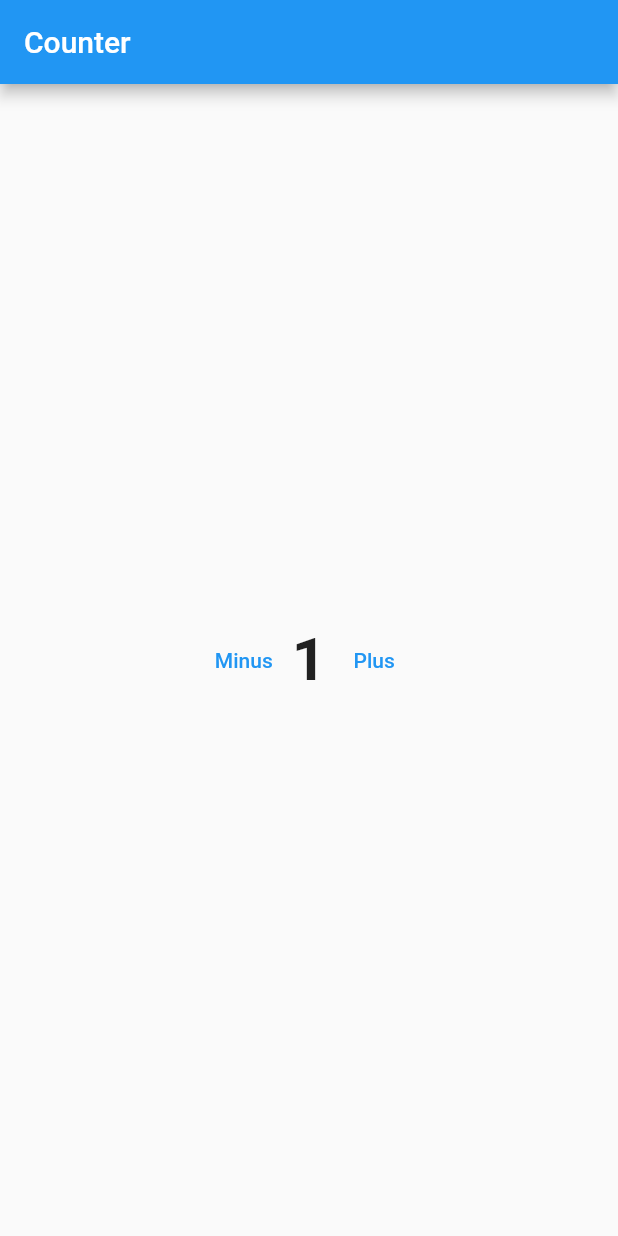
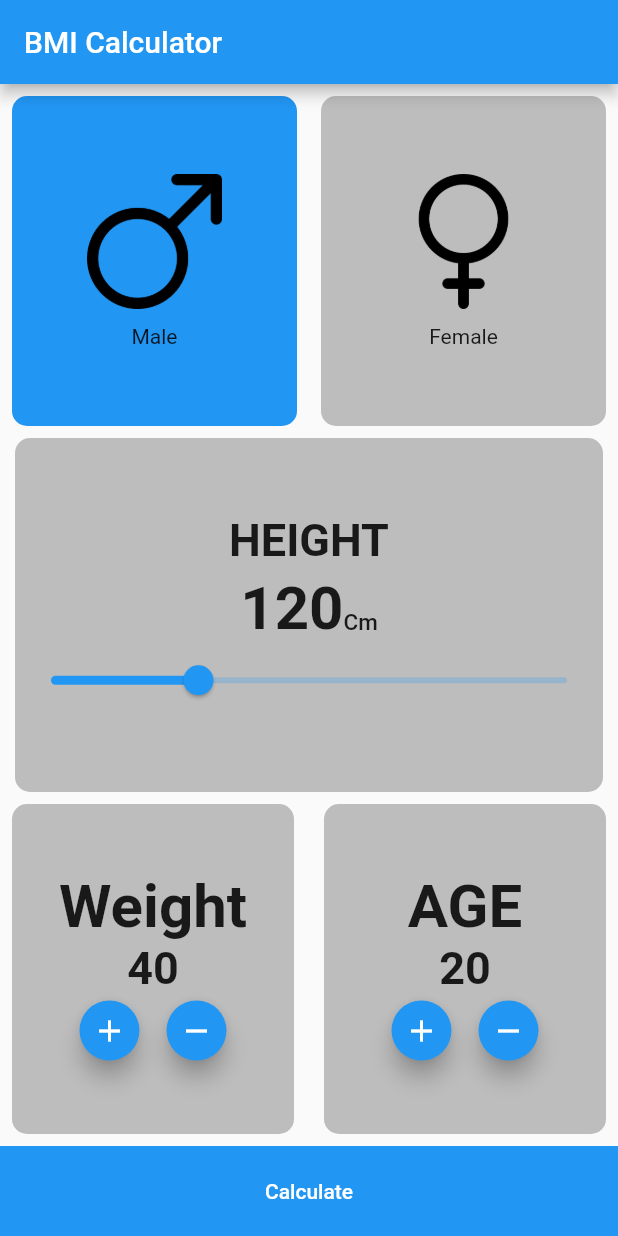
Before and after one commit to Eslamyounis34/FlutterDemo, a Flutter app: the screen it shows after launch, on a phone screen of 412 x 824 dp. Run offline on Flutter 3.47's test engine with Material 2 defaults, Android fonts, the phone set to English and light mode, and no system bars.

Commit message:
add BMI calculator screens

```diff
--- /dev/null
+++ b/lib/bmi_result_screen.dart
@@ -0,0 +1,41 @@
+import 'package:flutter/material.dart';
+
+class BMIResultScreen extends StatelessWidget {
+  final int age;
+  final double result;
+  final bool isMale;
+
+  BMIResultScreen({
+    required this.age,
+    required this.isMale,
+    required this.result,
+  });
+
+  @override
+  Widget build(BuildContext context) {
+    return Scaffold(
+      appBar: AppBar(
+        title: Text("BMI Result"),
+      ),
+      body: Center(
+        child: Column(
+          mainAxisAlignment: MainAxisAlignment.center,
+          children:  [
+            Text(
+              "Gender : ${ isMale ? 'Male' : 'Female'}",
+              style: TextStyle(fontSize: 25, fontWeight: FontWeight.bold),
+            ),
+            Text(
+              "Result : ${result.toInt()}",
+              style: TextStyle(fontSize: 25, fontWeight: FontWeight.bold),
+            ),
+            Text(
+              "Age : ${age}",
+              style: TextStyle(fontSize: 25, fontWeight: FontWeight.bold),
+            )
+          ],
+        ),
+      ),
+    );
+  }
+}
--- /dev/null
+++ b/lib/bmi_screen.dart
@@ -0,0 +1,271 @@
+import 'dart:math';
+
+import 'package:flutter/cupertino.dart';
+import 'package:flutter/material.dart';
+import 'package:helloworldfutter/bmi_result_screen.dart';
+
+class BmiCalculator extends StatefulWidget {
+  const BmiCalculator({Key? key}) : super(key: key);
+
+  @override
+  _BmiCalculatorState createState() => _BmiCalculatorState();
+}
+
+class _BmiCalculatorState extends State<BmiCalculator> {
+  bool isMale = true;
+  double height = 120.0;
+  int weight = 40;
+  int age = 20;
+
+  @override
+  Widget build(BuildContext context) {
+    return Scaffold(
+      appBar: AppBar(title: Text("BMI Calculator")),
+      body: Column(
+        children: [
+          Expanded(
+            child: Row(
+              children: [
+                Expanded(
+                  child: Padding(
+                    padding: const EdgeInsets.all(8.0),
+                    child: GestureDetector(
+                      onTap: () {
+                        setState(() {
+                          isMale = true;
+                        });
+                      },
+                      child: Container(
+                        decoration: BoxDecoration(
+                            borderRadius: BorderRadius.circular(10),
+                            color: isMale ? Colors.blue : Colors.grey[400]),
+                        child: Column(
+                          mainAxisAlignment: MainAxisAlignment.center,
+                          children: const [
+                            Image(
+                              image: AssetImage('assets/images/mars.png'),
+                              height: 90,
+                              width: 90,
+                            ),
+                            SizedBox(
+                              height: 10,
+                            ),
+                            Text("Male")
+                          ],
+                        ),
+                      ),
+                    ),
+                  ),
+                ),
+                Expanded(
+                  child: Padding(
+                    padding: const EdgeInsets.all(8.0),
+                    child: GestureDetector(
+                      onTap: () {
+                        setState(() {
+                          isMale = false;
+                        });
+                      },
+                      child: Container(
+                        decoration: BoxDecoration(
+                            borderRadius: BorderRadius.circular(10),
+                            color: !isMale ? Colors.blue : Colors.grey[400]),
+                        child: Column(
+                          mainAxisAlignment: MainAxisAlignment.center,
+                          children: const [
+                            Image(
+                              image: AssetImage('assets/images/femenine.png'),
+                              height: 90,
+                              width: 90,
+                            ),
+                            SizedBox(
+                              height: 10,
+                            ),
+                            Text("Female")
+                          ],
+                        ),
+                      ),
+                    ),
+                  ),
+                )
+              ],
+            ),
+          ),
+          Expanded(
+            child: Container(
+              decoration: BoxDecoration(
+                  borderRadius: BorderRadius.circular(10),
+                  color: Colors.grey[400]),
+              margin: EdgeInsets.only(left: 10, right: 10),
+              child: Column(
+                mainAxisAlignment: MainAxisAlignment.center,
+                children: [
+                  const Text(
+                    "HEIGHT",
+                    style: TextStyle(fontWeight: FontWeight.bold, fontSize: 30),
+                  ),
+                  const SizedBox(
+                    height: 5,
+                  ),
+                  Row(
+                    mainAxisAlignment: MainAxisAlignment.center,
+                    crossAxisAlignment: CrossAxisAlignment.baseline,
+                    textBaseline: TextBaseline.ideographic,
+                    children: [
+                      Text(
+                        '${height.round()}',
+                        style: TextStyle(
+                            fontWeight: FontWeight.bold, fontSize: 40),
+                      ),
+                      Text(
+                        "Cm",
+                        style: TextStyle(
+                            fontWeight: FontWeight.w500, fontSize: 15),
+                      )
+                    ],
+                  ),
+                  Slider(
+                      value: height,
+                      min: 80.00,
+                      max: 220.00,
+                      onChanged: (value) {
+                        setState(() {
+                          height = value;
+                        });
+                      })
+                ],
+              ),
+            ),
+          ),
+          Expanded(
+            child: Container(
+              child: Padding(
+                padding: const EdgeInsets.all(8.0),
+                child: Row(
+                  children: [
+                    Expanded(
+                      child: Container(
+                        decoration: BoxDecoration(
+                            borderRadius: BorderRadius.circular(10),
+                            color: Colors.grey[400]),
+                        child: Column(
+                          mainAxisAlignment: MainAxisAlignment.center,
+                          children: [
+                            Text(
+                              "Weight",
+                              style: TextStyle(
+                                  fontWeight: FontWeight.bold, fontSize: 40),
+                            ),
+                            Text(
+                              '${weight}',
+                              style: TextStyle(
+                                  fontWeight: FontWeight.bold, fontSize: 30),
+                            ),
+                            Row(
+                              mainAxisAlignment: MainAxisAlignment.center,
+                              children: [
+                                FloatingActionButton(
+                                  onPressed: () {
+                                    setState(() {
+                                      weight++;
+                                    });
+                                  },
+                                  mini: true,
+                                  child: Icon(Icons.add),
+                                ),
+                                SizedBox(
+                                  width: 10,
+                                ),
+                                FloatingActionButton(
+                                  onPressed: () {
+                                    setState(() {
+                                      weight--;
+                                    });
+                                  },
+                                  mini: true,
+                                  child: Icon(Icons.remove),
+                                )
+                              ],
+                            )
+                          ],
+                        ),
+                      ),
+                    ),
+                    SizedBox(
+                      width: 20,
+                    ),
+                    Expanded(
+                      child: Container(
+                        decoration: BoxDecoration(
+                            borderRadius: BorderRadius.circular(10),
+                            color: Colors.grey[400]),
+                        child: Column(
+                          mainAxisAlignment: MainAxisAlignment.center,
+                          children: [
+                            Text(
+                              "AGE",
+                              style: TextStyle(
+                                  fontWeight: FontWeight.bold, fontSize: 40),
+                            ),
+                            Text(
+                              '${age}',
+                              style: TextStyle(
+                                  fontWeight: FontWeight.bold, fontSize: 30),
+                            ),
+                            Row(
+                              mainAxisAlignment: MainAxisAlignment.center,
+                              children: [
+                                FloatingActionButton(
+                                  onPressed: () {
+                                    setState(() {
+                                      age++;
+                                    });
+                                  },
+                                  mini: true,
+                                  child: Icon(Icons.add),
+                                ),
+                                SizedBox(
+                                  width: 10,
+                                ),
+                                FloatingActionButton(
+                                  onPressed: () {
+                                    setState(() {
+                                      age--;
+                                    });
+                                  },
+                                  mini: true,
+                                  child: Icon(Icons.remove),
+                                )
+                              ],
+                            )
+                          ],
+                        ),
+                      ),
+                    ),
+                  ],
+                ),
+              ),
+            ),
+          ),
+          Container(
+            width: double.infinity,
+            height: 60,
+            color: Colors.blue,
+            child: MaterialButton(
+              onPressed: () {
+                  var result_=weight / pow(height/100, 2).round().toInt();
+                Navigator.push(context,
+                    MaterialPageRoute(builder: (context) => BMIResultScreen(age: age,result:result_,isMale: isMale
+                      ,)));
+              },
+              child: const Text(
+                "Calculate",
+                style: TextStyle(color: Colors.white),
+              ),
+            ),
+          )
+        ],
+      ),
+    );
+  }
+}
--- a/lib/main.dart
+++ b/lib/main.dart
@@ -1,4 +1,5 @@
 import 'package:flutter/material.dart';
+import 'package:helloworldfutter/bmi_screen.dart';
 import 'package:helloworldfutter/counterScreen.dart';
 import 'package:helloworldfutter/home_screen.dart';
 import 'package:helloworldfutter/login_screen.dart';
@@ -12,7 +13,7 @@ class myApp extends StatelessWidget{
   @override
   Widget build(BuildContext context) {
     return   MaterialApp(
-      home: CounterScreen(),
+      home: BmiCalculator(),
     );
   }
 
```
Also changed, not shown: pubspec.yaml (+4 -3 lines), assets/images/femenine.png (added), assets/images/mars.png (added).
